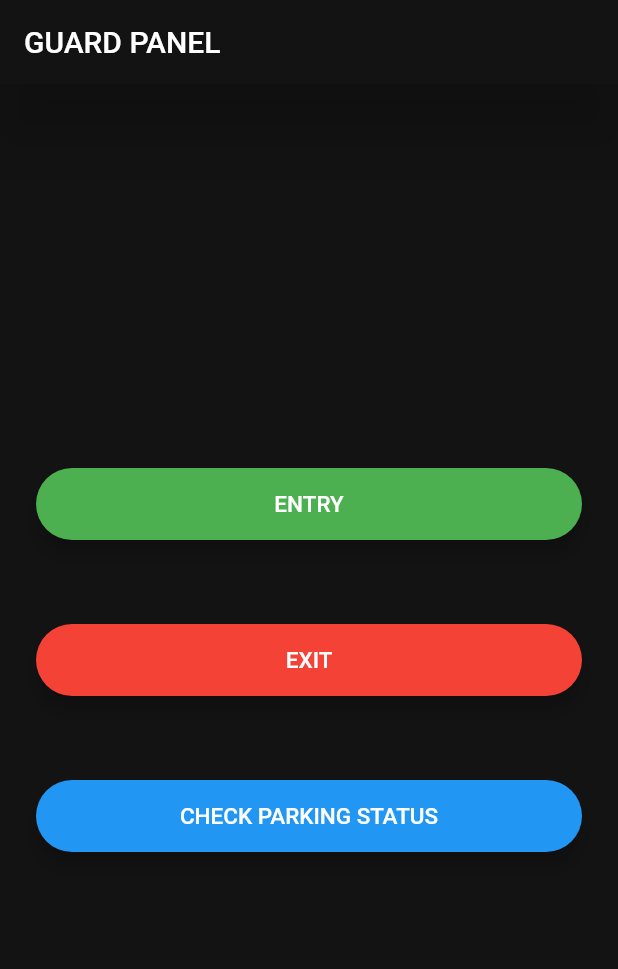
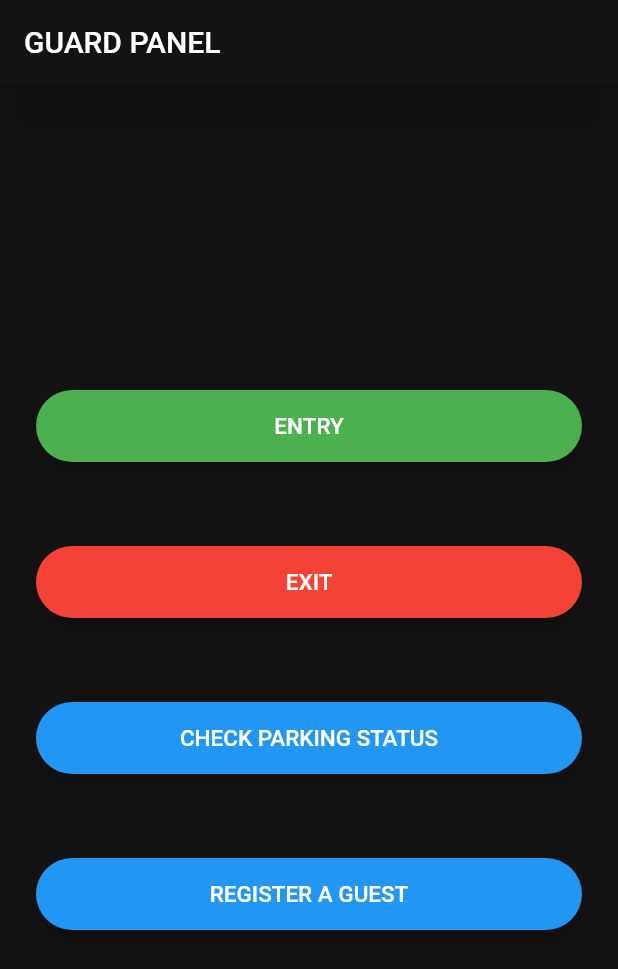
Before and after one commit to muhlikVision/CARFARE, a Flutter app: the GuardScreen screen opened by its route, on a phone screen of 412 x 824 dp. Shown: the top 969 px of the screen. Run offline on Flutter 3.47's test engine with Material 2 defaults, Android fonts, the phone set to English and light mode, and no system bars; our stand-ins replace animated_text_kit, awesome_notifications, camera, cloud_firestore, firebase_auth, firebase_core and 5 more; missing offline and left inert: flutter_stripe, google_ml_kit; accounts and stored records are empty.

Commit message:
13nov2021

```diff
--- a/lib/screens/guard_home.dart
+++ b/lib/screens/guard_home.dart
@@ -34,6 +34,9 @@ class GuardScreen extends StatefulWidget {
   @override
   _TextDetectorViewState createState() => _TextDetectorViewState();
 }
+
+//TODO:...............................................
+//TODO: ADD GUEST TOKEN AND CAR NUMBER MANUAL CHECKER
 
 class _TextDetectorViewState extends State<GuardScreen> {
   final _auth = FirebaseAuth.instance; //auth data
@@ -114,6 +117,15 @@ class _TextDetectorViewState extends State<GuardScreen> {
 
                           });
                         }, color: Colors.blue, text: 'CHECK PARKING STATUS'),
+                    SizedBox(
+                      height: 24.0,
+                    ),
+                    ButtonBuilder(
+                        onPress: () {
+                          setState(() {
+
+                          });
+                        }, color: Colors.blue, text: 'REGISTER A GUEST'),
                     SizedBox(
                       height: 24.0,
                     ),
```
